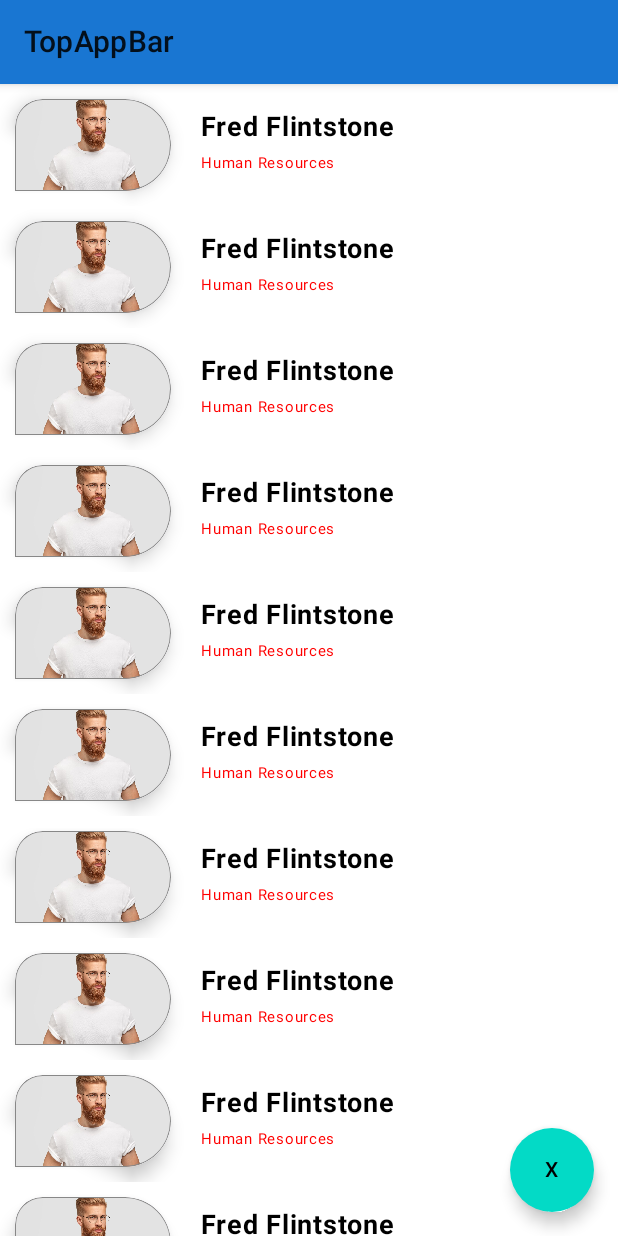
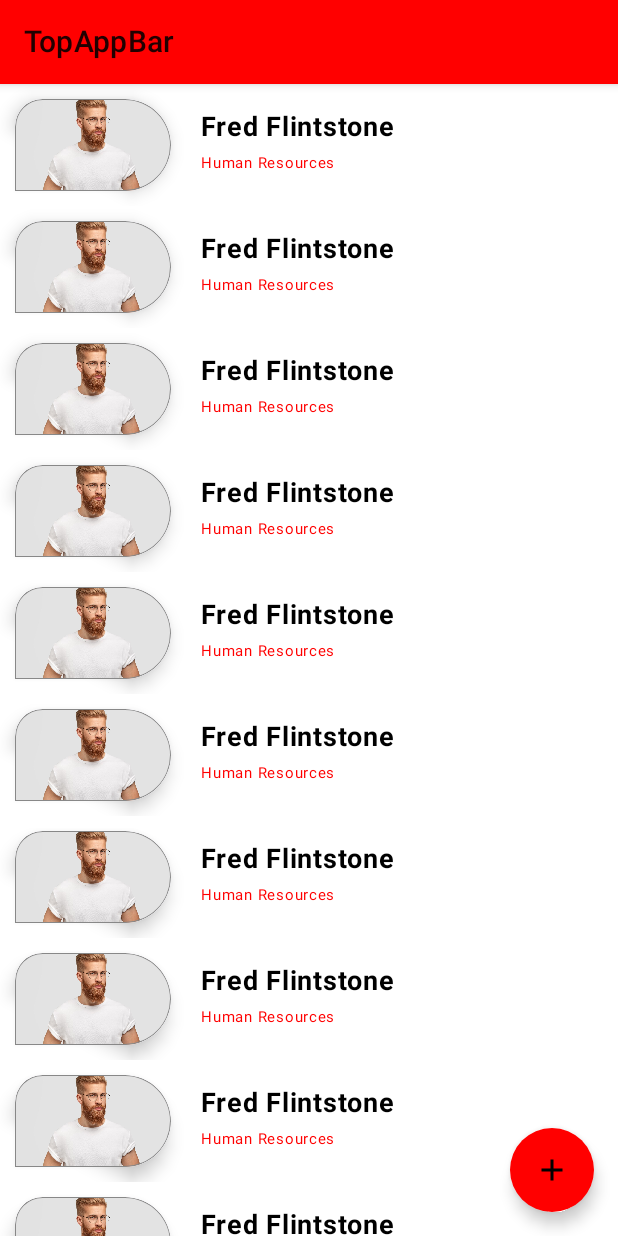
Before and after one commit to gh0stxx/EmployeeContacts, an Android app built with Jetpack Compose: the screen it shows after launch (MainActivity), on a phone screen of 412 x 824 dp. Run offline under Robolectric (Android 15) with nearby library versions, the phone set to English and light mode, and no system bars; our stand-ins replace Dagger/Hilt's generated code, Room's generated code, accompanist.

Commit message:
little cleanup

```diff
--- a/app/build.gradle
+++ b/app/build.gradle
@@ -89,6 +89,7 @@ dependencies {
     kapt "androidx.room:room-compiler:$room_version"
     implementation("androidx.room:room-ktx:$room_version")
 
+    implementation "com.google.accompanist:accompanist-systemuicontroller:0.23.1"
     //dagger hilt deps
        implementation "com.google.dagger:hilt-android:2.44.1"
         kapt "com.google.dagger:hilt-compiler:2.44.1"
--- a/app/src/main/java/com/gh0stnet/employeecontacts/feature_contacts/presentation/MainActivity.kt
+++ b/app/src/main/java/com/gh0stnet/employeecontacts/feature_contacts/presentation/MainActivity.kt
@@ -5,6 +5,8 @@ import androidx.activity.ComponentActivity
 import androidx.activity.compose.setContent
 import androidx.compose.material.MaterialTheme
 import androidx.compose.material.Surface
+import androidx.compose.runtime.SideEffect
+import androidx.compose.ui.graphics.Color
 import androidx.hilt.navigation.compose.hiltViewModel
 import androidx.navigation.compose.NavHost
 import androidx.navigation.compose.composable
@@ -13,6 +15,7 @@ import com.gh0stnet.employeecontacts.feature_contacts.presentation.contacts.Cont
 import com.gh0stnet.employeecontacts.feature_contacts.presentation.contacts.ContactViewModel
 import com.gh0stnet.employeecontacts.feature_contacts.presentation.util.Screen
 import com.gh0stnet.employeecontacts.ui.theme.EmployeeContactsTheme
+import com.google.accompanist.systemuicontroller.rememberSystemUiController
 import dagger.hilt.android.AndroidEntryPoint
 
 @AndroidEntryPoint
@@ -22,6 +25,13 @@ class MainActivity : ComponentActivity() {
         setContent {
             EmployeeContactsTheme {
 
+                val systemUiController = rememberSystemUiController()
+                SideEffect {
+                    systemUiController.setStatusBarColor(
+                        color = Color.Red,
+                        darkIcons = false
+                    )
+                }
                 Surface(
                     color = MaterialTheme.colors.background
                 ) {
@@ -41,4 +51,6 @@ class MainActivity : ComponentActivity() {
             }
         }
     }
+
+
 }
--- a/app/src/main/java/com/gh0stnet/employeecontacts/feature_contacts/presentation/contacts/ContactScreen.kt
+++ b/app/src/main/java/com/gh0stnet/employeecontacts/feature_contacts/presentation/contacts/ContactScreen.kt
@@ -7,33 +7,53 @@ import androidx.compose.foundation.verticalScroll
 import androidx.compose.material.DrawerValue
 import androidx.compose.material.FabPosition
 import androidx.compose.material.FloatingActionButton
+import androidx.compose.material.Icon
 import androidx.compose.material.Scaffold
 import androidx.compose.material.Text
 import androidx.compose.material.TopAppBar
+import androidx.compose.material.icons.Icons
+import androidx.compose.material.icons.filled.Add
 import androidx.compose.material.rememberDrawerState
 import androidx.compose.material.rememberScaffoldState
 import androidx.compose.runtime.Composable
+import androidx.compose.runtime.SideEffect
 import androidx.compose.ui.Modifier
 import androidx.compose.ui.graphics.Color
 import com.gh0stnet.employeecontacts.feature_contacts.presentation.contacts.components.ContactItem
+import com.google.accompanist.systemuicontroller.rememberSystemUiController
 
 
 @SuppressLint("UnusedMaterialScaffoldPaddingParameter")
 @Composable
 fun ContactScreen(viewModel: ContactViewModel) {
-val materialBlue700= Color(0xFF1976D2)
+
+    val systemUiController = rememberSystemUiController()
+    SideEffect {
+        systemUiController.setStatusBarColor(
+            color = Color.Red,
+            darkIcons = false
+        )
+    }
+
     val scaffoldState = rememberScaffoldState(rememberDrawerState(DrawerValue.Closed))
     Scaffold(
         scaffoldState = scaffoldState,
-            topBar = { TopAppBar(title = {Text("TopAppBar")},backgroundColor = materialBlue700)  },
+        topBar = { TopAppBar(title = { Text("TopAppBar") }, backgroundColor = Color.Red) },
         floatingActionButtonPosition = FabPosition.End,
-            floatingActionButton = { FloatingActionButton(onClick = {}){
-                Text("X")
-            } },
+        floatingActionButton = {
+            FloatingActionButton(
+                onClick = {},
+                backgroundColor = Color.Red
+            ) {
+                Icon(imageVector = Icons.Default.Add, contentDescription = "Add contact")
+            }
+        },
         drawerContent = { Text(text = "drawerContent") },
         content = {
-                Column(modifier = Modifier
-                    .verticalScroll(rememberScrollState())) {
+            Column(
+                modifier = Modifier
+                    .verticalScroll(rememberScrollState())
+            ) {
                 ContactItem()
                 ContactItem()
                 ContactItem()
--- a/app/src/main/java/com/gh0stnet/employeecontacts/feature_contacts/presentation/contacts/components/ContactItem.kt
+++ b/app/src/main/java/com/gh0stnet/employeecontacts/feature_contacts/presentation/contacts/components/ContactItem.kt
@@ -32,7 +32,7 @@ fun ContactItem(
     // person: People,
      //modifier: Modifier,
 ) {
-    Box() {
+    Box {
 
         Row(
             Modifier
```
Lines whose indentation alone changed are shown as unchanged.
